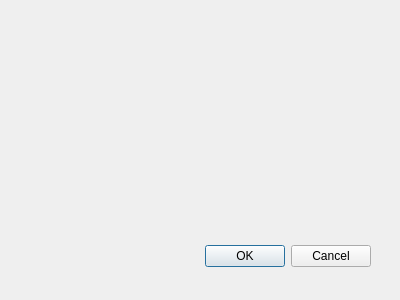
The window that diagram_meta_dialog.ui (uliss/patch_scene) describes before a commit, drawn with Qt 5.
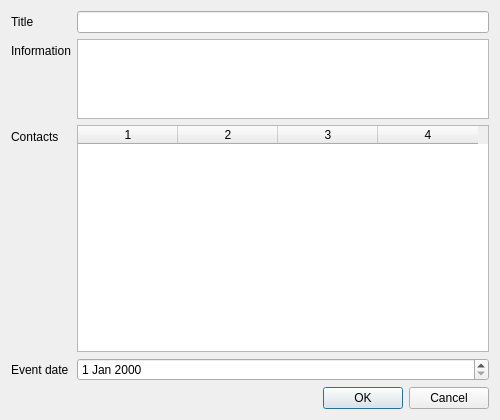
The same window after the commit.

Commit message: meta dialog updates

Diff of the .ui file:
```diff
--- a/diagram_meta_dialog.ui
+++ b/diagram_meta_dialog.ui
@@ -6,29 +6,120 @@
    <rect>
     <x>0</x>
     <y>0</y>
-    <width>400</width>
-    <height>300</height>
+    <width>500</width>
+    <height>420</height>
    </rect>
   </property>
+  <property name="sizePolicy">
+   <sizepolicy hsizetype="Preferred" vsizetype="Preferred">
+    <horstretch>0</horstretch>
+    <verstretch>0</verstretch>
+   </sizepolicy>
+  </property>
   <property name="windowTitle">
    <string>Dialog</string>
   </property>
-  <widget class="QDialogButtonBox" name="buttonBox">
-   <property name="geometry">
-    <rect>
-     <x>30</x>
-     <y>240</y>
-     <width>341</width>
-     <height>32</height>
-    </rect>
+  <layout class="QFormLayout" name="formLayout">
+   <property name="sizeConstraint">
+    <enum>QLayout::SetMaximumSize</enum>
    </property>
-   <property name="orientation">
-    <enum>Qt::Horizontal</enum>
-   </property>
-   <property name="standardButtons">
-    <set>QDialogButtonBox::Cancel|QDialogButtonBox::Ok</set>
-   </property>
-  </widget>
+   <item row="0" column="1">
+    <widget class="QLineEdit" name="titleEdit"/>
+   </item>
+   <item row="0" column="0">
+    <widget class="QLabel" name="titleLabel">
+     <property name="text">
+      <string>Title</string>
+     </property>
+     <property name="buddy">
+      <cstring>titleEdit</cstring>
+     </property>
+    </widget>
+   </item>
+   <item row="4" column="1">
+    <widget class="QDialogButtonBox" name="buttonBox">
+     <property name="orientation">
+      <enum>Qt::Horizontal</enum>
+     </property>
+     <property name="standardButtons">
+      <set>QDialogButtonBox::Cancel|QDialogButtonBox::Ok</set>
+     </property>
+    </widget>
+   </item>
+   <item row="1" column="0">
+    <widget class="QLabel" name="infoLabel">
+     <property name="text">
+      <string>Information</string>
+     </property>
+     <property name="buddy">
+      <cstring>infoEdit</cstring>
+     </property>
+    </widget>
+   </item>
+   <item row="1" column="1">
+    <widget class="QPlainTextEdit" name="infoEdit">
+     <property name="sizePolicy">
+      <sizepolicy hsizetype="Expanding" vsizetype="Minimum">
+       <horstretch>2</horstretch>
+       <verstretch>0</verstretch>
+      </sizepolicy>
+     </property>
+     <property name="minimumSize">
+      <size>
+       <width>0</width>
+       <height>50</height>
+      </size>
+     </property>
+     <property name="maximumSize">
+      <size>
+       <width>16777215</width>
+       <height>80</height>
+      </size>
+     </property>
+    </widget>
+   </item>
+   <item row="4" column="0">
+    <widget class="QLabel" name="label">
+     <property name="text">
+      <string/>
+     </property>
+    </widget>
+   </item>
+   <item row="3" column="0">
+    <widget class="QLabel" name="eventDateLabel">
+     <property name="text">
+      <string>Event date</string>
+     </property>
+    </widget>
+   </item>
+   <item row="2" column="0">
+    <widget class="QLabel" name="contactsLabel">
+     <property name="text">
+      <string>Contacts</string>
+     </property>
+    </widget>
+   </item>
+   <item row="2" column="1">
+    <widget class="QTableWidget" name="contactsTable">
+     <property name="columnCount">
+      <number>4</number>
+     </property>
+     <attribute name="horizontalHeaderShowSortIndicator" stdset="0">
+      <bool>false</bool>
+     </attribute>
+     <attribute name="verticalHeaderVisible">
+      <bool>false</bool>
+     </attribute>
+     <column/>
+     <column/>
+     <column/>
+     <column/>
+    </widget>
+   </item>
+   <item row="3" column="1">
+    <widget class="QDateEdit" name="eventDateEdit"/>
+   </item>
+  </layout>
  </widget>
  <resources/>
  <connections>
```
Left out of the diff: 8 changed lines with no effect on the pictures. The commit also changes 2 other files.
